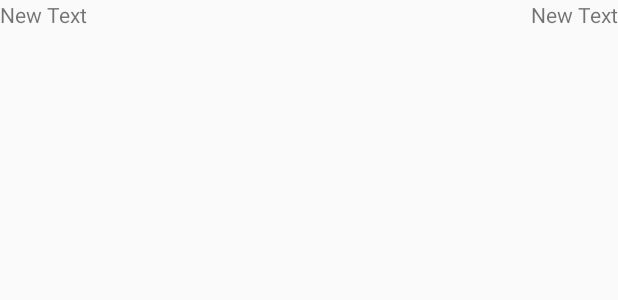
After one commit to broomy169/BlockPuzzle, an Android app: the layout activity_dbview.xml on its own in the app's theme, with its tools: preview values and no code run, on a phone screen of 412 x 824 dp. The commit adds this screen. Shown: the top 300 px of the screen. Run offline under Robolectric (Android 15) with nearby library versions, the phone set to English and light mode, and no system bars.

Commit message:
added db but not working currently

```diff
--- a/app/src/main/AndroidManifest.xml
+++ b/app/src/main/AndroidManifest.xml
@@ -37,6 +37,10 @@
             android:name=".carPuzzle1"
             android:label="@string/title_activity_car_puzzle1" >
         </activity>
+        <activity
+            android:name=".highscores"
+            android:label="@string/title_activity_highscores" >
+        </activity>
     </application>
 
 </manifest>
--- a/app/src/main/java/com/example/graeme/blockpuzzle/carPuzzle.java
+++ b/app/src/main/java/com/example/graeme/blockpuzzle/carPuzzle.java
@@ -49,5 +49,4 @@ public class carPuzzle extends ActionBarActivity {
 
 
     }
-
 }
--- /dev/null
+++ b/app/src/main/res/layout/activity_dbview.xml
@@ -0,0 +1,22 @@
+<?xml version="1.0" encoding="utf-8"?>
+<LinearLayout xmlns:android="http://schemas.android.com/apk/res/android"
+    android:orientation="horizontal" android:layout_width="match_parent"
+    android:layout_height="match_parent">
+    <TextView
+        android:layout_width="wrap_content"
+        android:layout_height="wrap_content"
+        android:text="New Text"
+        android:id="@+id/name" />
+
+    <Space
+        android:layout_width="0dp"
+        android:layout_height="match_parent"
+        android:layout_weight="0.24" />
+
+    <TextView
+        android:layout_width="wrap_content"
+        android:layout_height="wrap_content"
+        android:text="New Text"
+        android:id="@+id/time" />
+
+</LinearLayout>
--- a/app/src/main/res/menu/menu_main.xml
+++ b/app/src/main/res/menu/menu_main.xml
@@ -1,6 +1,8 @@
 <menu xmlns:android="http://schemas.android.com/apk/res/android"
     xmlns:app="http://schemas.android.com/apk/res-auto"
     xmlns:tools="http://schemas.android.com/tools" tools:context=".MainActivity">
+    <item android:id="@+id/action_highscore" android:title="@string/action_highscore"
+        android:orderInCategory="100" app:showAsAction="never" />
     <item android:id="@+id/action_settings" android:title="@string/action_settings"
         android:orderInCategory="100" app:showAsAction="never" />
 </menu>
--- a/app/src/main/res/values/strings.xml
+++ b/app/src/main/res/values/strings.xml
@@ -7,4 +7,6 @@
     <string name="choosePuzzle">Choose Puzzle:</string>
     <string name="animalPuzzles">Animal Puzzles</string>
     <string name="title_activity_car_puzzle1">Blue Car Puzzle</string>
+    <string name="action_highscore">High Scores</string>
+    <string name="title_activity_highscores">High Scores</string>
 </resources>
```
Also changed, not shown: app/src/main/java/com/example/graeme/blockpuzzle/Database.java (added, +40 -0 lines), app/src/main/java/com/example/graeme/blockpuzzle/MainActivity.java (+6 -1 lines), app/src/main/java/com/example/graeme/blockpuzzle/carPuzzle1.java (+51 -13 lines), app/src/main/java/com/example/graeme/blockpuzzle/highscores.java (added, +42 -0 lines), app/src/main/res/layout/activity_highscores.xml (added, +18 -0 lines).
